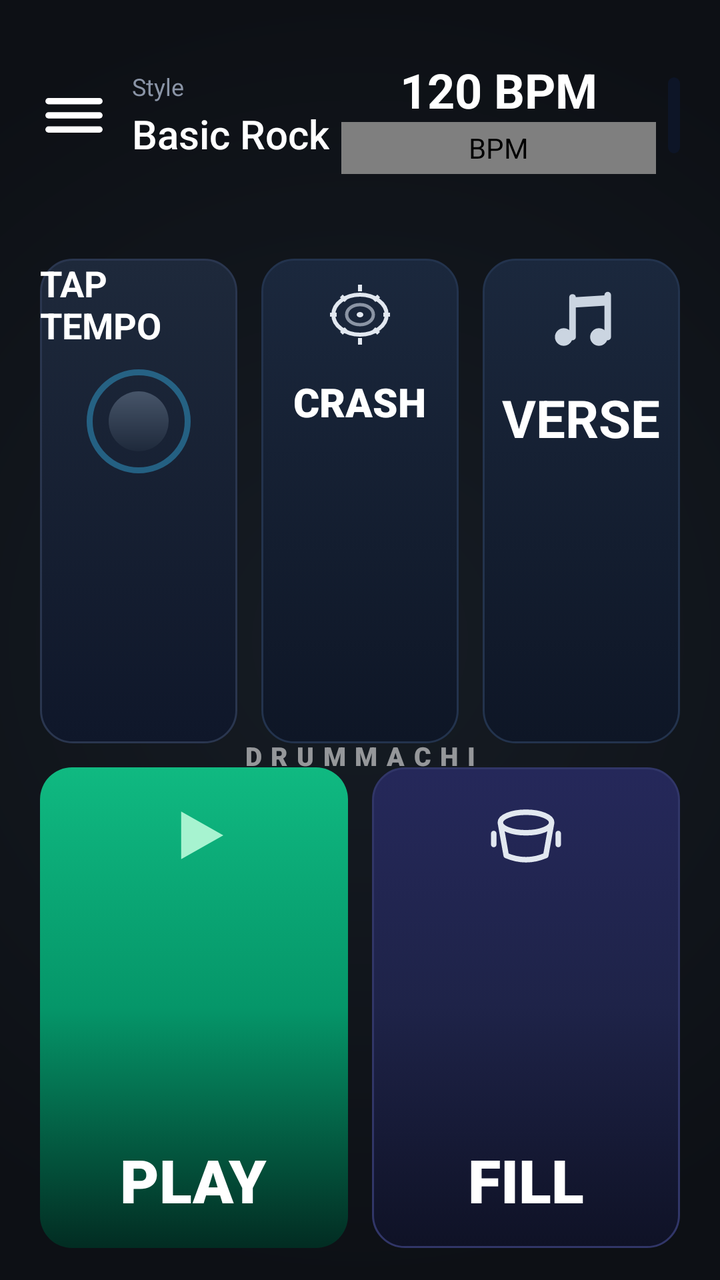
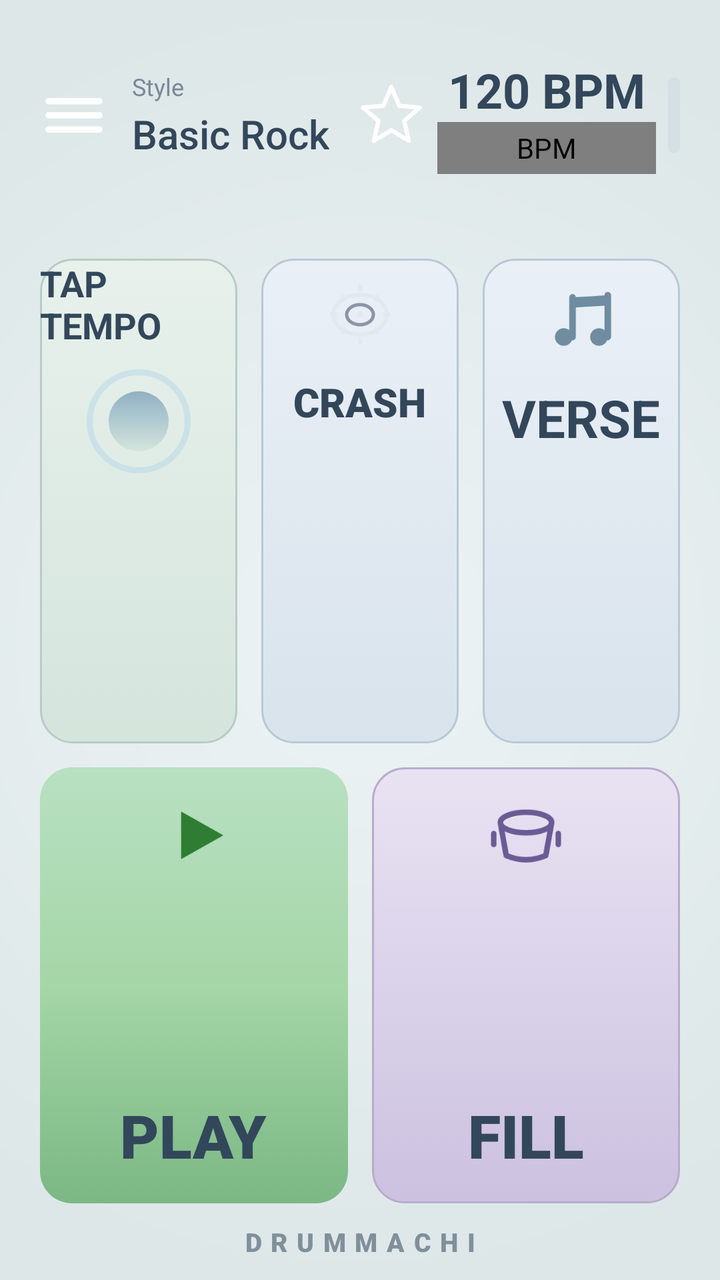

Compare the two renders of this Android layout. The source of the first and the diff that turns it into the second are given below.
<!-- AndroidManifest.xml: application theme Theme.Drummachi -->
<!-- res/layout/activity_main.xml -->
<?xml version="1.0" encoding="utf-8"?>
<androidx.constraintlayout.widget.ConstraintLayout xmlns:android="http://schemas.android.com/apk/res/android"
    xmlns:app="http://schemas.android.com/apk/res-auto"
    android:layout_width="match_parent"
    android:layout_height="match_parent"
    android:background="@drawable/bg_screen">

    
    <androidx.constraintlayout.widget.Guideline
        android:id="@+id/gHeaderEnd"
        android:layout_width="wrap_content"
        android:layout_height="wrap_content"
        android:orientation="horizontal"
        app:layout_constraintGuide_percent="0.18" />

    <androidx.constraintlayout.widget.Guideline
        android:id="@+id/gGridMid"
        android:layout_width="wrap_content"
        android:layout_height="wrap_content"
        android:orientation="horizontal"
        app:layout_constraintGuide_percent="0.59" />

    
    <LinearLayout
        android:id="@+id/headerLeft"
        android:layout_width="wrap_content"
        android:layout_height="wrap_content"
        android:gravity="center_vertical"
        android:orientation="horizontal"
        app:layout_constraintBottom_toTopOf="@id/gHeaderEnd"
        app:layout_constraintStart_toStartOf="parent"
        app:layout_constraintTop_toTopOf="parent"
        app:layout_constraintVertical_bias="0.5">

        <View
            android:id="@+id/btnMenu"
            android:layout_width="34dp"
            android:layout_height="34dp"
            android:layout_marginStart="20dp"
            android:background="@drawable/ic_menu"
            android:clickable="true"
            android:focusable="true"
            android:contentDescription="@string/menu_title" />

        <LinearLayout
            android:layout_width="wrap_content"
            android:layout_height="wrap_content"
            android:layout_marginStart="12dp"
            android:orientation="vertical">

            <TextView
                android:id="@+id/styleLabel"
                android:layout_width="wrap_content"
                android:layout_height="wrap_content"
                android:text="@string/style_label"
                android:textColor="@color/text_secondary"
                android:textSize="12sp" />

            <TextView
                android:id="@+id/styleValue"
                android:layout_width="wrap_content"
                android:layout_height="wrap_content"
                android:layout_marginTop="2dp"
                android:fontFamily="sans-serif-medium"
                android:text="@string/style_value"
                android:textColor="@color/text_primary"
                android:textSize="20sp" />
        </LinearLayout>
    </LinearLayout>

    
    <LinearLayout
        android:id="@+id/headerCenter"
        android:layout_width="0dp"
        android:layout_height="wrap_content"
        android:gravity="center_horizontal"
        android:orientation="vertical"
        app:layout_constraintBottom_toTopOf="@id/gHeaderEnd"
        app:layout_constraintEnd_toStartOf="@id/variationBar"
        app:layout_constraintStart_toEndOf="@id/headerLeft"
        app:layout_constraintTop_toTopOf="parent"
        app:layout_constraintVertical_bias="0.5">

        <TextView
            android:id="@+id/bpmLabel"
            android:layout_width="wrap_content"
            android:layout_height="wrap_content"
            android:fontFeatureSettings="tnum"
            android:text="@string/bpm_default"
            android:textColor="@color/text_primary"
            android:textSize="24sp"
            android:textStyle="bold" />

        <com.drummachi.BpmSlider
            android:id="@+id/bpmSlider"
            android:layout_width="match_parent"
            android:layout_height="26dp"
            android:layout_marginStart="6dp"
            android:layout_marginEnd="6dp"
            android:contentDescription="BPM"
            android:importantForAccessibility="yes" />
    </LinearLayout>

    
    <LinearLayout
        android:id="@+id/variationBar"
        android:layout_width="wrap_content"
        android:layout_height="38dp"
        android:layout_marginEnd="20dp"
        android:background="@drawable/bg_segment_container"
        android:gravity="center_vertical"
        android:orientation="horizontal"
        android:padding="3dp"
        app:layout_constraintBottom_toTopOf="@id/gHeaderEnd"
        app:layout_constraintEnd_toEndOf="parent"
        app:layout_constraintTop_toTopOf="parent"
        app:layout_constraintVertical_bias="0.5">
    </LinearLayout>

    
    <TextView
        android:id="@+id/brandCenter"
        android:layout_width="wrap_content"
        android:layout_height="wrap_content"
        android:alpha="0.55"
        android:fontFamily="sans-serif-black"
        android:letterSpacing="0.35"
        android:text="DRUMMACHI"
        android:textColor="@color/text_primary"
        android:textSize="13sp"
        app:layout_constraintBottom_toBottomOf="parent"
        app:layout_constraintEnd_toEndOf="parent"
        app:layout_constraintStart_toStartOf="parent"
        app:layout_constraintTop_toTopOf="@id/gHeaderEnd" />

    

    
    <FrameLayout
        android:id="@+id/tapTempoButton"
        android:layout_width="0dp"
        android:layout_height="0dp"
        android:layout_marginStart="20dp"
        android:layout_marginEnd="6dp"
        android:layout_marginTop="14dp"
        android:layout_marginBottom="6dp"
        android:background="@drawable/bg_btn_tap"
        android:clickable="true"
        android:focusable="true"
        app:layout_constraintBottom_toTopOf="@id/gGridMid"
        app:layout_constraintEnd_toStartOf="@id/crashButton"
        app:layout_constraintStart_toStartOf="parent"
        app:layout_constraintTop_toTopOf="@id/gHeaderEnd">

        <LinearLayout
            android:layout_width="match_parent"
            android:layout_height="match_parent"
            android:layout_gravity="center"
            android:gravity="center_horizontal"
            android:orientation="vertical">

            <TextView
                android:layout_width="wrap_content"
                android:layout_height="wrap_content"
                android:text="@string/tap_tempo"
                android:textColor="@color/text_primary"
                android:textSize="18sp"
                android:textStyle="bold" />

            <View
                android:layout_width="52dp"
                android:layout_height="52dp"
                android:layout_marginTop="10dp"
                android:background="@drawable/bg_dial" />
        </LinearLayout>
    </FrameLayout>

    
    <FrameLayout
        android:id="@+id/crashButton"
        android:layout_width="0dp"
        android:layout_height="0dp"
        android:layout_marginStart="6dp"
        android:layout_marginEnd="6dp"
        android:layout_marginTop="14dp"
        android:layout_marginBottom="6dp"
        android:background="@drawable/bg_btn_part"
        android:clickable="true"
        android:focusable="true"
        app:layout_constraintBottom_toTopOf="@id/gGridMid"
        app:layout_constraintEnd_toStartOf="@id/songPartButton"
        app:layout_constraintStart_toEndOf="@id/tapTempoButton"
        app:layout_constraintTop_toTopOf="@id/gHeaderEnd">

        <LinearLayout
            android:layout_width="match_parent"
            android:layout_height="match_parent"
            android:layout_gravity="center"
            android:gravity="center_horizontal"
            android:orientation="vertical">

            <ImageView
                android:layout_width="40dp"
                android:layout_height="40dp"
                android:layout_marginTop="8dp"
                android:contentDescription="@null"
                android:src="@drawable/ic_crash" />

            <TextView
                android:layout_width="wrap_content"
                android:layout_height="wrap_content"
                android:layout_marginTop="10dp"
                android:fontFamily="sans-serif-black"
                android:text="CRASH"
                android:textColor="@color/text_primary"
                android:textSize="20sp" />
        </LinearLayout>
    </FrameLayout>

    
    <FrameLayout
        android:id="@+id/songPartButton"
        android:layout_width="0dp"
        android:layout_height="0dp"
        android:layout_marginStart="6dp"
        android:layout_marginEnd="20dp"
        android:layout_marginTop="14dp"
        android:layout_marginBottom="6dp"
        android:background="@drawable/bg_btn_part"
        android:clickable="true"
        android:focusable="true"
        app:layout_constraintBottom_toTopOf="@id/gGridMid"
        app:layout_constraintEnd_toEndOf="parent"
        app:layout_constraintStart_toEndOf="@id/crashButton"
        app:layout_constraintTop_toTopOf="@id/gHeaderEnd">

        <LinearLayout
            android:layout_width="match_parent"
            android:layout_height="match_parent"
            android:layout_gravity="center"
            android:gravity="center_horizontal"
            android:orientation="vertical">

            <ImageView
                android:layout_width="44dp"
                android:layout_height="44dp"
                android:layout_marginTop="8dp"
                android:contentDescription="@null"
                android:src="@drawable/ic_note_double" />

            <FrameLayout
                android:layout_width="match_parent"
                android:layout_height="wrap_content"
                android:layout_marginTop="10dp"
                android:layout_marginBottom="10dp">

                <TextView
                    android:id="@+id/songPartText"
                    android:layout_width="wrap_content"
                    android:layout_height="wrap_content"
                    android:layout_gravity="center"
                    android:gravity="center"
                    android:text="@string/song_part"
                    android:textColor="@color/text_primary"
                    android:textSize="26sp"
                    android:textStyle="bold" />
            </FrameLayout>
        </LinearLayout>
    </FrameLayout>

    
    <FrameLayout
        android:id="@+id/playButton"
        android:layout_width="0dp"
        android:layout_height="0dp"
        android:layout_marginStart="20dp"
        android:layout_marginEnd="6dp"
        android:layout_marginTop="6dp"
        android:layout_marginBottom="16dp"
        android:background="@drawable/bg_btn_play"
        android:clickable="true"
        android:focusable="true"
        app:layout_constraintBottom_toBottomOf="parent"
        app:layout_constraintEnd_toStartOf="@id/fillButton"
        app:layout_constraintStart_toStartOf="parent"
        app:layout_constraintTop_toTopOf="@id/gGridMid">

        <LinearLayout
            android:layout_width="match_parent"
            android:layout_height="match_parent"
            android:gravity="center_horizontal"
            android:orientation="vertical"
            android:paddingTop="12dp"
            android:paddingBottom="14dp">

            <ImageView
                android:layout_width="44dp"
                android:layout_height="44dp"
                android:contentDescription="@null"
                android:src="@drawable/ic_play_triangle" />

            <Space
                android:layout_width="0dp"
                android:layout_height="0dp"
                android:layout_weight="1" />

            <TextView
                android:id="@+id/playText"
                android:layout_width="wrap_content"
                android:layout_height="wrap_content"
                android:fontFamily="sans-serif-black"
                android:text="@string/play"
                android:textColor="@color/text_primary"
                android:textSize="30sp" />
        </LinearLayout>

        
        <View
            android:id="@+id/playFlash"
            android:layout_width="match_parent"
            android:layout_height="match_parent"
            android:alpha="0"
            android:background="@drawable/bg_flash_overlay"
            android:clickable="false"
            android:focusable="false"
            android:importantForAccessibility="no" />
    </FrameLayout>

    
    <FrameLayout
        android:id="@+id/fillButton"
        android:layout_width="0dp"
        android:layout_height="0dp"
        android:layout_marginStart="6dp"
        android:layout_marginEnd="20dp"
        android:layout_marginTop="6dp"
        android:layout_marginBottom="16dp"
        android:background="@drawable/bg_btn_fill"
        android:clickable="true"
        android:focusable="true"
        app:layout_constraintBottom_toBottomOf="parent"
        app:layout_constraintEnd_toEndOf="parent"
        app:layout_constraintStart_toEndOf="@id/playButton"
        app:layout_constraintTop_toTopOf="@id/gGridMid">

        <LinearLayout
            android:layout_width="match_parent"
            android:layout_height="match_parent"
            android:gravity="center_horizontal"
            android:orientation="vertical"
            android:paddingTop="12dp"
            android:paddingBottom="14dp">

            <ImageView
                android:layout_width="44dp"
                android:layout_height="44dp"
                android:contentDescription="@null"
                android:src="@drawable/ic_snare" />

            <Space
                android:layout_width="0dp"
                android:layout_height="0dp"
                android:layout_weight="1" />

            <TextView
                android:layout_width="wrap_content"
                android:layout_height="wrap_content"
                android:fontFamily="sans-serif-black"
                android:text="@string/fill"
                android:textColor="@color/text_primary"
                android:textSize="30sp" />
        </LinearLayout>

        
        <View
            android:id="@+id/fillGlow"
            android:layout_width="match_parent"
            android:layout_height="match_parent"
            android:alpha="0"
            android:background="@drawable/bg_fill_glow"
            android:clickable="false"
            android:focusable="false"
            android:importantForAccessibility="no" />
    </FrameLayout>

    
    <FrameLayout
        android:id="@+id/mixerPanel"
        android:layout_width="wrap_content"
        android:layout_height="match_parent"
        android:layout_gravity="end"
        android:background="#E60D1015"
        android:clickable="true"
        android:focusable="true"
        android:elevation="16dp"
        android:translationX="340dp"
        android:visibility="gone"
        app:layout_constraintBottom_toBottomOf="parent"
        app:layout_constraintEnd_toEndOf="parent"
        app:layout_constraintTop_toTopOf="parent">

        <LinearLayout
            android:layout_width="300dp"
            android:layout_height="match_parent"
            android:orientation="vertical"
            android:padding="18dp">

            <TextView
                android:layout_width="wrap_content"
                android:layout_height="wrap_content"
                android:fontFamily="sans-serif-black"
                android:text="MIXER"
                android:textColor="@color/text_primary"
                android:textSize="22sp" />

            <TextView
                android:layout_width="wrap_content"
                android:layout_height="wrap_content"
                android:layout_marginBottom="10dp"
                android:text="VOLUME · TONE"
                android:textColor="@color/text_muted"
                android:textSize="11sp" />

            
            <include
                android:id="@+id/mixerKick"
                layout="@layout/mixer_row"
                android:layout_width="match_parent"
                android:layout_height="wrap_content" />

            
            <include
                android:id="@+id/mixerSnare"
                layout="@layout/mixer_row"
                android:layout_width="match_parent"
                android:layout_height="wrap_content" />

            
            <include
                android:id="@+id/mixerHat"
                layout="@layout/mixer_row"
                android:layout_width="match_parent"
                android:layout_height="wrap_content" />

            
            <include
                android:id="@+id/mixerTomFt"
                layout="@layout/mixer_row"
                android:layout_width="match_parent"
                android:layout_height="wrap_content" />

            
            <include
                android:id="@+id/mixerTomMt"
                layout="@layout/mixer_row"
                android:layout_width="match_parent"
                android:layout_height="wrap_content" />

            
            <include
                android:id="@+id/mixerTomHt"
                layout="@layout/mixer_row"
                android:layout_width="match_parent"
                android:layout_height="wrap_content" />

            
            <include
                android:id="@+id/mixerCrash"
                layout="@layout/mixer_row"
                android:layout_width="match_parent"
                android:layout_height="wrap_content" />

            <Space
                android:layout_width="0dp"
                android:layout_height="0dp"
                android:layout_weight="1" />

            <TextView
                android:layout_width="wrap_content"
                android:layout_height="wrap_content"
                android:gravity="center_horizontal"
                android:layout_gravity="center_horizontal"
                android:text="Deslize com 2 dedos para fechar"
                android:textColor="@color/text_muted"
                android:textSize="11sp" />
        </LinearLayout>
    </FrameLayout>

</androidx.constraintlayout.widget.ConstraintLayout>
<!-- res/layout/mixer_row.xml (included above) -->
<?xml version="1.0" encoding="utf-8"?>
<LinearLayout xmlns:android="http://schemas.android.com/apk/res/android"
    android:layout_width="match_parent"
    android:layout_height="wrap_content"
    android:orientation="vertical"
    android:paddingTop="6dp"
    android:paddingBottom="6dp">

    <TextView
        android:id="@+id/mixerName"
        android:layout_width="wrap_content"
        android:layout_height="wrap_content"
        android:fontFamily="sans-serif-medium"
        android:text="KICK"
        android:textColor="@color/text_primary"
        android:textSize="13sp" />

    <LinearLayout
        android:layout_width="match_parent"
        android:layout_height="wrap_content"
        android:gravity="center_vertical"
        android:orientation="horizontal">

        <TextView
            android:layout_width="wrap_content"
            android:layout_height="wrap_content"
            android:text="VOL"
            android:textColor="@color/text_muted"
            android:textSize="10sp" />

        <SeekBar
            android:id="@+id/mixerVolume"
            android:layout_width="0dp"
            android:layout_height="wrap_content"
            android:layout_marginStart="8dp"
            android:layout_marginEnd="8dp"
            android:layout_weight="1"
            android:max="200"
            android:progress="100" />

        <TextView
            android:layout_width="wrap_content"
            android:layout_height="wrap_content"
            android:text="TONE"
            android:textColor="@color/text_muted"
            android:textSize="10sp" />

        <SeekBar
            android:id="@+id/mixerTone"
            android:layout_width="0dp"
            android:layout_height="wrap_content"
            android:layout_marginStart="8dp"
            android:layout_weight="1"
            android:max="100"
            android:progress="0" />
    </LinearLayout>
</LinearLayout>
<!-- resources referenced by this layout -->
<resources>
  <color name="text_muted">#FF8B95A5</color>
  <color name="text_primary">#FFFFFFFF</color>
  <color name="text_secondary">#FF8A94A6</color>
  <!-- drawable bg_fill_glow (drawable) -->
  <?xml version="1.0" encoding="utf-8"?>
  <shape xmlns:android="http://schemas.android.com/apk/res/android" android:shape="rectangle">
      <solid android:color="@color/fill_glow" />
      <stroke android:width="2dp" android:color="#FF38BDF8" />
      <corners android:radius="16dp" />
  </shape>
  <!-- drawable bg_flash_overlay (drawable) -->
  <?xml version="1.0" encoding="utf-8"?>
  <shape xmlns:android="http://schemas.android.com/apk/res/android" android:shape="rectangle">
      <solid android:color="#FFFFFF" />
      <corners android:radius="16dp" />
  </shape>
  <!-- drawable bg_screen (drawable) -->
  <?xml version="1.0" encoding="utf-8"?>
  <shape xmlns:android="http://schemas.android.com/apk/res/android" android:shape="rectangle">
      <gradient
          android:type="radial"
          android:gradientRadius="90%p"
          android:centerX="0.5"
          android:centerY="0.5"
          android:startColor="@color/bg_center"
          android:endColor="@color/bg_edge" />
  </shape>
  <!-- drawable bg_segment_container (drawable) -->
  <?xml version="1.0" encoding="utf-8"?>
  <shape xmlns:android="http://schemas.android.com/apk/res/android" android:shape="rectangle">
      <solid android:color="@color/segment_container" />
      <corners android:radius="8dp" />
  </shape>
  <!-- drawable ic_play_triangle (drawable) -->
  <?xml version="1.0" encoding="utf-8"?>
  <vector xmlns:android="http://schemas.android.com/apk/res/android"
      android:width="48dp"
      android:height="48dp"
      android:viewportWidth="24"
      android:viewportHeight="24">
      <path
          android:fillColor="@color/play_icon"
          android:pathData="M8.5,5.5 L20,12 L8.5,18.5 Z" />
  </vector>
  <string name="bpm_default">120 BPM</string>
  <string name="fill">FILL</string>
  <string name="menu_title">Menu</string>
  <string name="play">PLAY</string>
  <string name="song_part">VERSE</string>
  <string name="style_label">Style</string>
  <string name="style_value">Basic Rock</string>
  <string name="tap_tempo">TAP TEMPO</string>
  <style name="Theme.Drummachi" parent="Theme.AppCompat.DayNight.NoActionBar">
          <item name="colorPrimary">@color/play_grad_top</item>
          <item name="colorAccent">@color/segment_active_top</item>
          <item name="android:windowBackground">@color/bg_edge</item>
          <item name="android:statusBarColor">@color/bg_edge</item>
          <item name="android:navigationBarColor">@color/bg_edge</item>
      </style>
  <color name="fill_pressed">#FF161936</color>
  <color name="fill_border">#FF313668</color>
  <color name="fill_grad_top">#FF25285A</color>
  <color name="fill_grad_mid">#FF1E2348</color>
  <color name="fill_grad_bottom">#FF0F1226</color>
  <color name="part_pressed">#FF0F1928</color>
  <color name="part_border">#FF23334D</color>
  <color name="part_grad_top">#FF1B283D</color>
  <color name="part_grad_bottom">#FF0E1626</color>
  <color name="play_pressed">#FF033B2C</color>
  <color name="play_bevel">#FF10B981</color>
  <color name="play_grad_top">#FF059669</color>
  <color name="play_grad_bottom">#FF022C22</color>
  <color name="tap_pressed">#FF141E2E</color>
  <color name="tap_border">#FF2A364F</color>
  <color name="tap_grad_top">#FF1E293B</color>
  <color name="tap_grad_bottom">#FF0F172A</color>
  <color name="dial_ring">#6638BDF8</color>
  <color name="dial_knob_top">#FF475569</color>
  <color name="dial_knob_bottom">#FF1E293B</color>
  <color name="fill_glow">#6638BDF8</color>
  <color name="bg_center">#FF161C24</color>
  <color name="bg_edge">#FF0D1015</color>
  <color name="segment_container">#FF0D1527</color>
  <color name="part_icon">#FFCBD5E1</color>
  <color name="play_icon">#FFA7F3D0</color>
  <color name="fill_icon">#FFE2E8F0</color>
  <color name="segment_active_top">#FF2B529A</color>
</resources>

<!-- the commit's change to res/layout/activity_main.xml (unified diff, before → after) -->
@@ -19,6 +19,14 @@
         android:layout_height="wrap_content"
         android:orientation="horizontal"
         app:layout_constraintGuide_percent="0.59" />
+
+    
+    <androidx.constraintlayout.widget.Guideline
+        android:id="@+id/gFooter"
+        android:layout_width="wrap_content"
+        android:layout_height="wrap_content"
+        android:orientation="horizontal"
+        app:layout_constraintGuide_percent="0.94" />
 
     
     <LinearLayout
@@ -66,6 +74,18 @@
                 android:textColor="@color/text_primary"
                 android:textSize="20sp" />
         </LinearLayout>
+
+        
+        <ImageView
+            android:id="@+id/favButton"
+            android:layout_width="34dp"
+            android:layout_height="34dp"
+            android:layout_marginStart="14dp"
+            android:background="?attr/selectableItemBackgroundBorderless"
+            android:clickable="true"
+            android:focusable="true"
+            android:contentDescription="@string/fav_toggle"
+            android:src="@drawable/ic_star_outline" />
     </LinearLayout>
 
     
@@ -131,7 +151,7 @@
         app:layout_constraintBottom_toBottomOf="parent"
         app:layout_constraintEnd_toEndOf="parent"
         app:layout_constraintStart_toStartOf="parent"
-        app:layout_constraintTop_toTopOf="@id/gHeaderEnd" />
+        app:layout_constraintTop_toTopOf="@id/gFooter" />
 
     
 
@@ -276,11 +296,10 @@
         android:layout_marginStart="20dp"
         android:layout_marginEnd="6dp"
         android:layout_marginTop="6dp"
-        android:layout_marginBottom="16dp"
         android:background="@drawable/bg_btn_play"
         android:clickable="true"
         android:focusable="true"
-        app:layout_constraintBottom_toBottomOf="parent"
+        app:layout_constraintBottom_toTopOf="@id/gFooter"
         app:layout_constraintEnd_toStartOf="@id/fillButton"
         app:layout_constraintStart_toStartOf="parent"
         app:layout_constraintTop_toTopOf="@id/gGridMid">
@@ -334,11 +353,10 @@
         android:layout_marginStart="6dp"
         android:layout_marginEnd="20dp"
         android:layout_marginTop="6dp"
-        android:layout_marginBottom="16dp"
         android:background="@drawable/bg_btn_fill"
         android:clickable="true"
         android:focusable="true"
-        app:layout_constraintBottom_toBottomOf="parent"
+        app:layout_constraintBottom_toTopOf="@id/gFooter"
         app:layout_constraintEnd_toEndOf="parent"
         app:layout_constraintStart_toEndOf="@id/playButton"
         app:layout_constraintTop_toTopOf="@id/gGridMid">
@@ -470,6 +488,20 @@
                 android:layout_width="match_parent"
                 android:layout_height="wrap_content" />
 
+            
+            <View
+                android:layout_width="match_parent"
+                android:layout_height="1dp"
+                android:layout_marginTop="10dp"
+                android:layout_marginBottom="2dp"
+                android:background="@color/text_muted" />
+
+            <include
+                android:id="@+id/mixerReverb"
+                layout="@layout/mixer_reverb_row"
+                android:layout_width="match_parent"
+                android:layout_height="wrap_content" />
+
             <Space
                 android:layout_width="0dp"
                 android:layout_height="0dp"
@@ -480,7 +512,7 @@
                 android:layout_height="wrap_content"
                 android:gravity="center_horizontal"
                 android:layout_gravity="center_horizontal"
-                android:text="Deslize com 2 dedos para fechar"
+                android:text="Swipe with 2 fingers to close"
                 android:textColor="@color/text_muted"
                 android:textSize="11sp" />
         </LinearLayout>
@@ -545,3 +577,61 @@
             android:progress="0" />
     </LinearLayout>
 </LinearLayout>
+<!-- res/layout/mixer_reverb_row.xml (included above) -->
+<?xml version="1.0" encoding="utf-8"?>
+<LinearLayout xmlns:android="http://schemas.android.com/apk/res/android"
+    android:layout_width="match_parent"
+    android:layout_height="wrap_content"
+    android:orientation="vertical"
+    android:paddingTop="6dp"
+    android:paddingBottom="6dp">
+
+    <TextView
+        android:id="@+id/reverbName"
+        android:layout_width="wrap_content"
+        android:layout_height="wrap_content"
+        android:fontFamily="sans-serif-black"
+        android:text="REVERB"
+        android:textColor="@color/text_primary"
+        android:textSize="13sp" />
+
+    <LinearLayout
+        android:layout_width="match_parent"
+        android:layout_height="wrap_content"
+        android:gravity="center_vertical"
+        android:orientation="horizontal">
+
+        <TextView
+            android:layout_width="wrap_content"
+            android:layout_height="wrap_content"
+            android:text="LEVEL"
+            android:textColor="@color/text_muted"
+            android:textSize="10sp" />
+
+        <SeekBar
+            android:id="@+id/mixerReverbLevel"
+            android:layout_width="0dp"
+            android:layout_height="wrap_content"
+            android:layout_marginStart="8dp"
+            android:layout_marginEnd="8dp"
+            android:layout_weight="1"
+            android:max="100"
+            android:progress="0" />
+
+        <TextView
+            android:layout_width="wrap_content"
+            android:layout_height="wrap_content"
+            android:text="TIME"
+            android:textColor="@color/text_muted"
+            android:textSize="10sp" />
+
+        <SeekBar
+            android:id="@+id/mixerReverbTime"
+            android:layout_width="0dp"
+            android:layout_height="wrap_content"
+            android:layout_marginStart="8dp"
+            android:layout_weight="1"
+            android:max="100"
+            android:progress="75" />
+    </LinearLayout>
+</LinearLayout>
<!-- resource entries referenced after the edit -->
@@ -1,8 +1,8 @@
 <!-- resources referenced by this layout -->
 <resources>
-  <color name="text_muted">#FF8B95A5</color>
-  <color name="text_primary">#FFFFFFFF</color>
-  <color name="text_secondary">#FF8A94A6</color>
+  <color name="text_muted">#FF9AA8B5</color>
+  <color name="text_primary">#FF33475B</color>
+  <color name="text_secondary">#FF7A8898</color>
   <!-- drawable bg_fill_glow (drawable) -->
   <?xml version="1.0" encoding="utf-8"?>
   <shape xmlns:android="http://schemas.android.com/apk/res/android" android:shape="rectangle">
@@ -45,6 +45,7 @@
           android:pathData="M8.5,5.5 L20,12 L8.5,18.5 Z" />
   </vector>
   <string name="bpm_default">120 BPM</string>
+  <string name="fav_toggle">Mark rhythm as favorite</string>
   <string name="fill">FILL</string>
   <string name="menu_title">Menu</string>
   <string name="play">PLAY</string>
@@ -59,33 +60,33 @@
           <item name="android:statusBarColor">@color/bg_edge</item>
           <item name="android:navigationBarColor">@color/bg_edge</item>
       </style>
-  <color name="fill_pressed">#FF161936</color>
-  <color name="fill_border">#FF313668</color>
-  <color name="fill_grad_top">#FF25285A</color>
-  <color name="fill_grad_mid">#FF1E2348</color>
-  <color name="fill_grad_bottom">#FF0F1226</color>
-  <color name="part_pressed">#FF0F1928</color>
-  <color name="part_border">#FF23334D</color>
-  <color name="part_grad_top">#FF1B283D</color>
-  <color name="part_grad_bottom">#FF0E1626</color>
-  <color name="play_pressed">#FF033B2C</color>
-  <color name="play_bevel">#FF10B981</color>
-  <color name="play_grad_top">#FF059669</color>
-  <color name="play_grad_bottom">#FF022C22</color>
-  <color name="tap_pressed">#FF141E2E</color>
-  <color name="tap_border">#FF2A364F</color>
-  <color name="tap_grad_top">#FF1E293B</color>
-  <color name="tap_grad_bottom">#FF0F172A</color>
-  <color name="dial_ring">#6638BDF8</color>
-  <color name="dial_knob_top">#FF475569</color>
-  <color name="dial_knob_bottom">#FF1E293B</color>
-  <color name="fill_glow">#6638BDF8</color>
-  <color name="bg_center">#FF161C24</color>
-  <color name="bg_edge">#FF0D1015</color>
-  <color name="segment_container">#FF0D1527</color>
-  <color name="part_icon">#FFCBD5E1</color>
-  <color name="play_icon">#FFA7F3D0</color>
-  <color name="fill_icon">#FFE2E8F0</color>
-  <color name="segment_active_top">#FF2B529A</color>
+  <color name="fill_pressed">#FFBFB2D4</color>
+  <color name="fill_border">#FFB9ABC9</color>
+  <color name="fill_grad_top">#FFE8E3F2</color>
+  <color name="fill_grad_mid">#FFDAD2EA</color>
+  <color name="fill_grad_bottom">#FFCCC1DF</color>
+  <color name="part_pressed">#FFC8D8E4</color>
+  <color name="part_border">#FFB9C8D6</color>
+  <color name="part_grad_top">#FFEAF0F6</color>
+  <color name="part_grad_bottom">#FFD8E3EC</color>
+  <color name="play_pressed">#FF6FB27A</color>
+  <color name="play_bevel">#FFB8E0C2</color>
+  <color name="play_grad_top">#FFA5D6A7</color>
+  <color name="play_grad_bottom">#FF7AB884</color>
+  <color name="tap_pressed">#FFC2DBD0</color>
+  <color name="tap_border">#FFB8CCC4</color>
+  <color name="tap_grad_top">#FFE8F1EC</color>
+  <color name="tap_grad_bottom">#FFD4E5DC</color>
+  <color name="dial_ring">#66A7D0E8</color>
+  <color name="dial_knob_top">#FF8FB0C4</color>
+  <color name="dial_knob_bottom">#FFD4E5DC</color>
+  <color name="fill_glow">#66B9A8D8</color>
+  <color name="bg_center">#FFEDF3F4</color>
+  <color name="bg_edge">#FFDDE7E8</color>
+  <color name="segment_container">#FFD5E0E4</color>
+  <color name="part_icon">#FF6F8CA0</color>
+  <color name="play_icon">#FF2E7D32</color>
+  <color name="fill_icon">#FF6B5B95</color>
+  <color name="segment_active_top">#FF9FC6E0</color>
 </resources>
 
